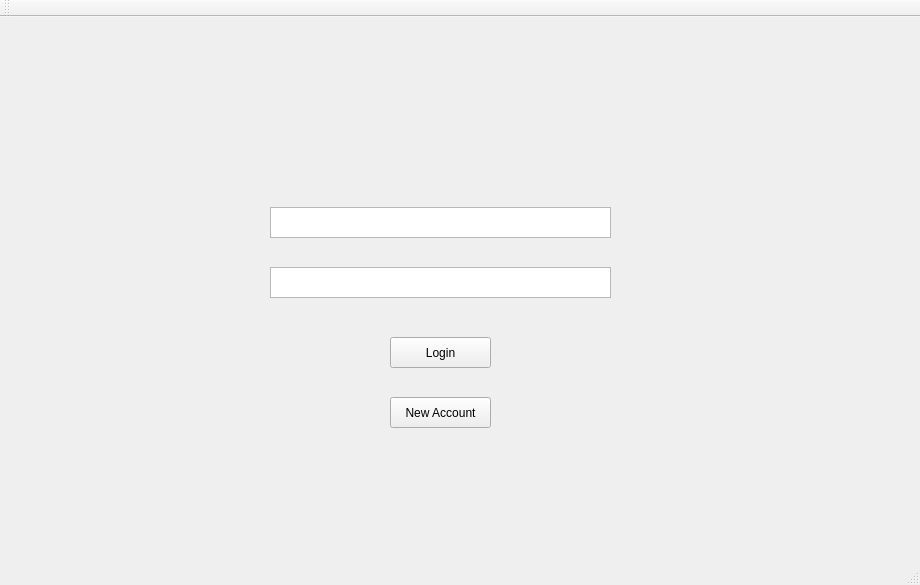
The window that GUI_Prototype/MainMenu/mainwindow.ui (tmpope/typersblock) describes before a commit, drawn with Qt 5.
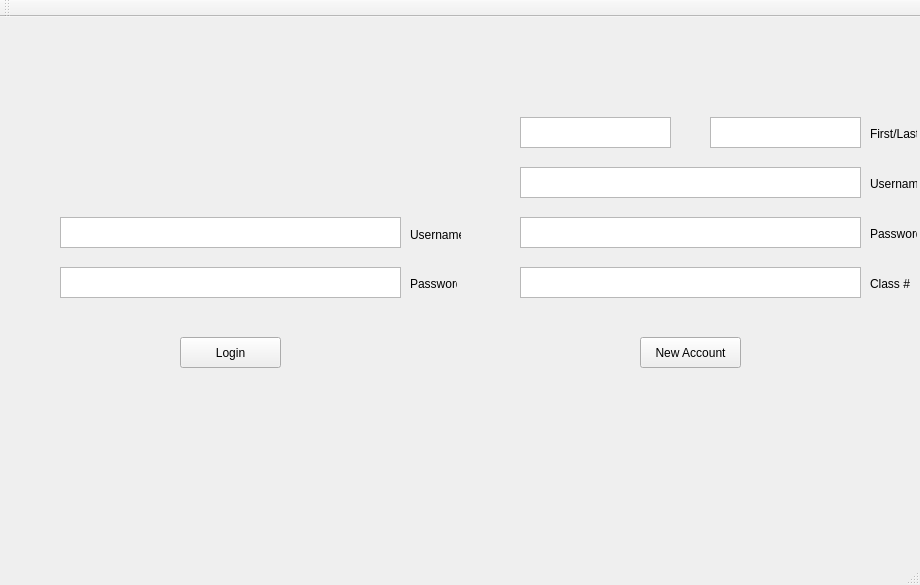
The same window after the commit. Icons and pictures are not drawn.

Diff of the .ui file:
```diff
--- a/GUI_Prototype/MainMenu/mainwindow.ui
+++ b/GUI_Prototype/MainMenu/mainwindow.ui
@@ -17,23 +17,10 @@
    <string notr="true">background-image: url(:/new/images/space_scene_by_felandi.jpg);</string>
   </property>
   <widget class="QWidget" name="centralWidget">
-   <widget class="QTextEdit" name="textEdit">
-    <property name="geometry">
-     <rect>
-      <x>270</x>
-      <y>190</y>
-      <width>341</width>
-      <height>31</height>
-     </rect>
-    </property>
-    <property name="styleSheet">
-     <string notr="true">background-image: url(:/new/images/Tiny-Grid-Seamless-Patterns-For-Website-Backgrounds.jpg);</string>
-    </property>
-   </widget>
    <widget class="QTextEdit" name="textEdit_2">
     <property name="geometry">
      <rect>
-      <x>270</x>
+      <x>60</x>
       <y>250</y>
       <width>341</width>
       <height>31</height>
@@ -46,7 +33,7 @@
    <widget class="QPushButton" name="pushButton">
     <property name="geometry">
      <rect>
-      <x>390</x>
+      <x>180</x>
       <y>320</y>
       <width>101</width>
       <height>31</height>
@@ -59,11 +46,37 @@
      <string>Login</string>
     </property>
    </widget>
-   <widget class="QPushButton" name="pushButton_3">
+   <widget class="QTextEdit" name="textEdit_4">
     <property name="geometry">
      <rect>
-      <x>390</x>
-      <y>380</y>
+      <x>60</x>
+      <y>200</y>
+      <width>341</width>
+      <height>31</height>
+     </rect>
+    </property>
+    <property name="styleSheet">
+     <string notr="true">background-image: url(:/new/images/Tiny-Grid-Seamless-Patterns-For-Website-Backgrounds.jpg);</string>
+    </property>
+   </widget>
+   <widget class="QTextEdit" name="textEdit_5">
+    <property name="geometry">
+     <rect>
+      <x>710</x>
+      <y>100</y>
+      <width>151</width>
+      <height>31</height>
+     </rect>
+    </property>
+    <property name="styleSheet">
+     <string notr="true">background-image: url(:/new/images/Tiny-Grid-Seamless-Patterns-For-Website-Backgrounds.jpg);</string>
+    </property>
+   </widget>
+   <widget class="QPushButton" name="pushButton_4">
+    <property name="geometry">
+     <rect>
+      <x>640</x>
+      <y>320</y>
       <width>101</width>
       <height>31</height>
      </rect>
@@ -75,6 +88,154 @@
      <string>New Account</string>
     </property>
    </widget>
+   <widget class="QTextEdit" name="textEdit_6">
+    <property name="geometry">
+     <rect>
+      <x>520</x>
+      <y>150</y>
+      <width>341</width>
+      <height>31</height>
+     </rect>
+    </property>
+    <property name="styleSheet">
+     <string notr="true">background-image: url(:/new/images/Tiny-Grid-Seamless-Patterns-For-Website-Backgrounds.jpg);</string>
+    </property>
+   </widget>
+   <widget class="QTextEdit" name="textEdit_7">
+    <property name="geometry">
+     <rect>
+      <x>520</x>
+      <y>100</y>
+      <width>151</width>
+      <height>31</height>
+     </rect>
+    </property>
+    <property name="styleSheet">
+     <string notr="true">background-image: url(:/new/images/Tiny-Grid-Seamless-Patterns-For-Website-Backgrounds.jpg);</string>
+    </property>
+   </widget>
+   <widget class="QTextEdit" name="textEdit_8">
+    <property name="geometry">
+     <rect>
+      <x>520</x>
+      <y>250</y>
+      <width>341</width>
+      <height>31</height>
+     </rect>
+    </property>
+    <property name="styleSheet">
+     <string notr="true">background-image: url(:/new/images/Tiny-Grid-Seamless-Patterns-For-Website-Backgrounds.jpg);</string>
+    </property>
+   </widget>
+   <widget class="QTextEdit" name="textEdit_9">
+    <property name="geometry">
+     <rect>
+      <x>520</x>
+      <y>200</y>
+      <width>341</width>
+      <height>31</height>
+     </rect>
+    </property>
+    <property name="styleSheet">
+     <string notr="true">background-image: url(:/new/images/Tiny-Grid-Seamless-Patterns-For-Website-Backgrounds.jpg);</string>
+    </property>
+   </widget>
+   <widget class="QLabel" name="label_3">
+    <property name="geometry">
+     <rect>
+      <x>870</x>
+      <y>110</y>
+      <width>47</width>
+      <height>13</height>
+     </rect>
+    </property>
+    <property name="styleSheet">
+     <string notr="true">background-image: url(:/new/images/Tiny-Grid-Seamless-Patterns-For-Website-Backgrounds.jpg);</string>
+    </property>
+    <property name="text">
+     <string>First/Last</string>
+    </property>
+   </widget>
+   <widget class="QLabel" name="label_4">
+    <property name="geometry">
+     <rect>
+      <x>870</x>
+      <y>260</y>
+      <width>47</width>
+      <height>13</height>
+     </rect>
+    </property>
+    <property name="styleSheet">
+     <string notr="true">background-image: url(:/new/images/Tiny-Grid-Seamless-Patterns-For-Website-Backgrounds.jpg);</string>
+    </property>
+    <property name="text">
+     <string>Class #</string>
+    </property>
+   </widget>
+   <widget class="QLabel" name="label_5">
+    <property name="geometry">
+     <rect>
+      <x>870</x>
+      <y>210</y>
+      <width>47</width>
+      <height>13</height>
+     </rect>
+    </property>
+    <property name="styleSheet">
+     <string notr="true">background-image: url(:/new/images/Tiny-Grid-Seamless-Patterns-For-Website-Backgrounds.jpg);</string>
+    </property>
+    <property name="text">
+     <string>Password</string>
+    </property>
+   </widget>
+   <widget class="QLabel" name="label_6">
+    <property name="geometry">
+     <rect>
+      <x>870</x>
+      <y>160</y>
+      <width>47</width>
+      <height>13</height>
+     </rect>
+    </property>
+    <property name="styleSheet">
+     <string notr="true">background-image: url(:/new/images/Tiny-Grid-Seamless-Patterns-For-Website-Backgrounds.jpg);</string>
+    </property>
+    <property name="text">
+     <string>Username</string>
+    </property>
+   </widget>
+   <widget class="QLabel" name="label_7">
+    <property name="geometry">
+     <rect>
+      <x>410</x>
+      <y>260</y>
+      <width>47</width>
+      <height>13</height>
+     </rect>
+    </property>
+    <property name="styleSheet">
+     <string notr="true">background-image: url(:/new/images/Tiny-Grid-Seamless-Patterns-For-Website-Backgrounds.jpg);</string>
+    </property>
+    <property name="text">
+     <string>Password</string>
+    </property>
+   </widget>
+   <widget class="QLabel" name="label_8">
+    <property name="geometry">
+     <rect>
+      <x>410</x>
+      <y>210</y>
+      <width>51</width>
+      <height>16</height>
+     </rect>
+    </property>
+    <property name="styleSheet">
+     <string notr="true">background-image: url(:/new/images/Tiny-Grid-Seamless-Patterns-For-Website-Backgrounds.jpg);</string>
+    </property>
+    <property name="text">
+     <string>Username</string>
+    </property>
+   </widget>
   </widget>
   <widget class="QMenuBar" name="menuBar">
    <property name="geometry">
```
